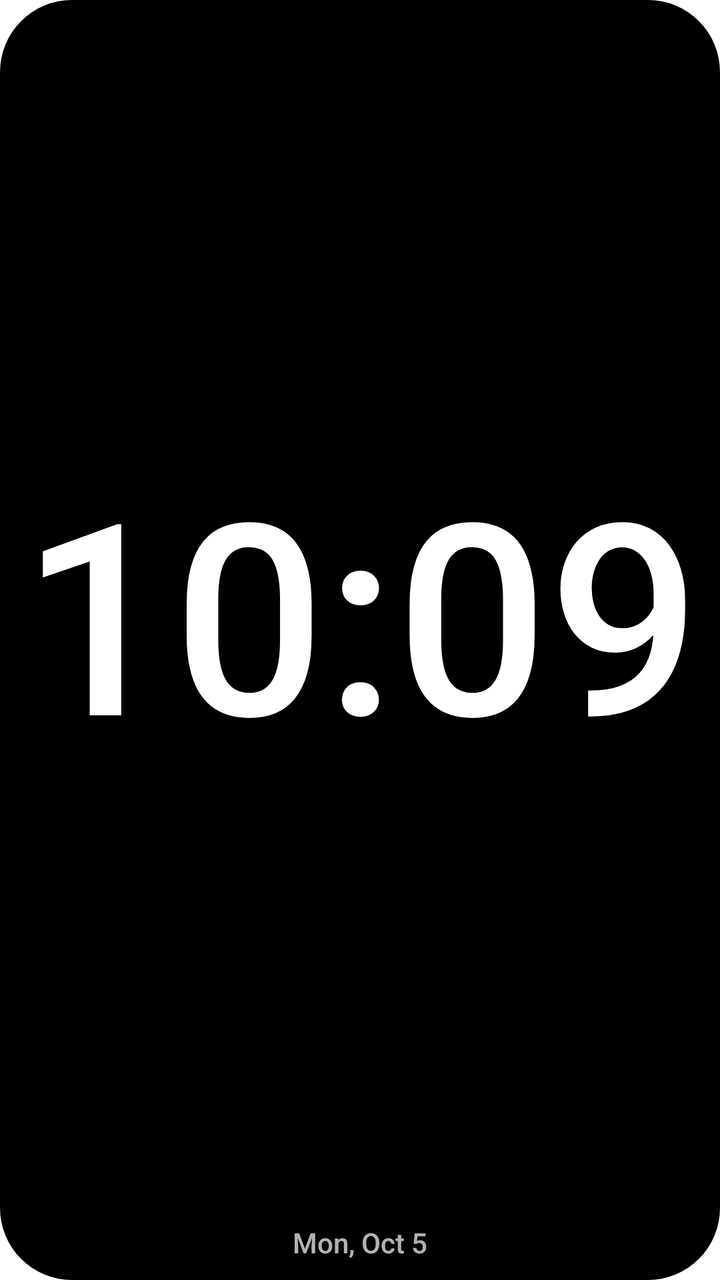
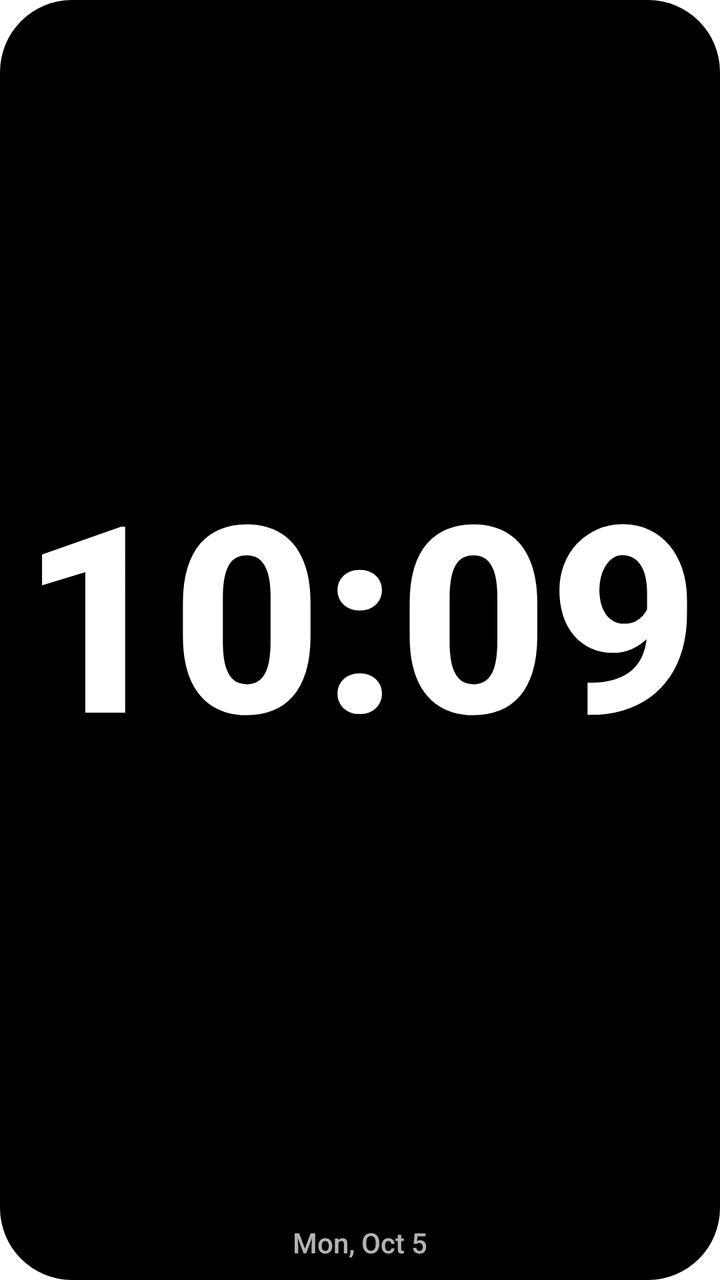

The first picture is an Android layout as it rendered before a commit; the second is the same layout after the commit. The layout source and the unified diff follow.
<!-- AndroidManifest.xml: application theme AppTheme -->
<!-- res/layout/ul_clock_preview_square_dark.xml -->
<?xml version="1.0" encoding="utf-8"?>
<LinearLayout xmlns:android="http://schemas.android.com/apk/res/android"
    android:layout_width="match_parent"
    android:layout_height="match_parent"
    android:orientation="vertical"
    android:gravity="center"
    android:background="@drawable/ul_clock_card_dark"
    android:padding="@dimen/ul_clock_padding">

    <TextView
        android:layout_width="match_parent"
        android:layout_height="0dp"
        android:layout_weight="1"
        android:gravity="center"
        android:maxLines="1"
        android:includeFontPadding="false"
        android:fontFamily="sans-serif-medium"
        android:text="10:09"
        android:textColor="#FFFFFF"
        android:autoSizeTextType="uniform"
        android:autoSizeMinTextSize="14sp"
        android:autoSizeMaxTextSize="160sp" />

    <TextView
        android:layout_width="match_parent"
        android:layout_height="wrap_content"
        android:gravity="center"
        android:maxLines="1"
        android:includeFontPadding="false"
        android:fontFamily="sans-serif-medium"
        android:text="@string/ul_clock_preview_date"
        android:textColor="#B3FFFFFF"
        android:textSize="14sp" />
</LinearLayout>
<!-- resources referenced by this layout -->
<resources>
  <dimen name="ul_clock_padding">10dp</dimen>
  <!-- drawable ul_clock_card_dark (drawable) -->
  <?xml version="1.0" encoding="utf-8"?>
  <shape xmlns:android="http://schemas.android.com/apk/res/android" android:shape="rectangle">
      <solid android:color="#000000" />
      <corners android:radius="@dimen/ul_clock_corner_radius" />
  </shape>
  <string name="ul_clock_preview_date">Mon, Oct 5</string>
  <style name="AppTheme" parent="@style/LauncherTheme" />
  <dimen name="ul_clock_corner_radius">36dp</dimen>
  <style name="DynamicColorsBaseLauncherTheme" parent="@style/BaseLauncherTheme">
      </style>
  <color name="materialColorSurfaceContainerHigh">@android:color/system_neutral1_100</color>
  <color name="materialColorSurfaceDim">@android:color/system_neutral1_200</color>
  <color name="materialColorSurfaceContainerHighest">@android:color/system_neutral1_200</color>
  <color name="materialColorSurfaceContainerLow">@android:color/system_neutral1_50</color>
  <color name="materialColorSurfaceBright">@android:color/system_neutral1_10</color>
  <color name="materialColorOutlineVariant">@android:color/system_neutral2_200</color>
  <color name="popup_color_primary_light">#FFF</color>
  <color name="popup_color_secondary_light">#F1F3F4</color>
  <color name="popup_color_tertiary_light">#E0E0E0</color>
  <color name="system_on_surface_light">@android:color/system_neutral1_900</color>
  <color name="popup_shade_first_light">#F9F9F9</color>
  <color name="popup_shade_second_light">#F1F1F1</color>
  <color name="popup_shade_third_light">#E2E2E2</color>
  <color name="popup_notification_dot_light">#FFF</color>
  <color name="notification_dot_color_light">#6DD58C</color>
  <color name="workspace_text_color_light">#FFF</color>
  <color name="page_indicator_dot_color_light">@android:color/system_accent1_600</color>
  <color name="page_indicator_arrow_bg_light">#000000</color>
  <color name="materialColorSecondaryFixed">@android:color/system_accent2_100</color>
  <color name="materialColorOnSecondaryFixedVariant">@android:color/system_accent2_700</color>
  <color name="folder_preview_light">#7FCFFF</color>
  <color name="folder_background_light">#EFEDED</color>
  <color name="folder_text_color_light">#1F1F1F</color>
  <color name="folder_hint_text_color_light">#444746</color>
  <color name="materialColorSurfaceContainerLowest">@android:color/system_neutral1_0</color>
  <color name="materialColorOnSurfaceVariant">@android:color/system_neutral2_700</color>
  <color name="workspace_accent_color_light">#D3E3FD</color>
  <color name="workspace_surface_color">#D3E3FD</color>
  <color name="drop_target_hover_text_color_light">#041E49</color>
  <color name="drop_target_hover_button_color_light">#D3E3FD</color>
  <color name="preload_icon_accent_color_light">#00668B</color>
  <color name="preload_icon_background_color_light">#B5CAD7</color>
  <style name="SwitchStyle" parent="@android:style/Widget.Material.CompoundButton.Switch">
          <item name="android:switchMinWidth">52dp</item>
          <item name="android:thumb">@drawable/home_settings_switch_thumb</item>
          <item name="android:track">@drawable/home_settings_switch_track</item>
      </style>
  <color name="materialColorOnSurface">@android:color/system_neutral1_900</color>
  <color name="widget_picker_header_app_title_color_light">@color/system_on_surface_light</color>
  <color name="widget_picker_header_app_subtitle_color_light">@color/system_on_surface_variant_light</color>
  <color name="widget_picker_search_text_color_light">@color/system_on_surface_variant_light</color>
  <color name="widget_cell_title_color_light">@color/system_on_surface_light</color>
  <color name="widget_cell_subtitle_color_light">@color/system_on_surface_variant_light</color>
  <color name="system_on_surface_variant_light">@android:color/system_neutral2_700</color>
  <!-- unchanged entries left out for length: 6 -->
</resources>

<!-- the commit's change to res/layout/ul_clock_preview_square_dark.xml (unified diff, before → after) -->
@@ -15,6 +15,7 @@
         android:maxLines="1"
         android:includeFontPadding="false"
         android:fontFamily="sans-serif-medium"
+        android:textStyle="bold"
         android:text="10:09"
         android:textColor="#FFFFFF"
         android:autoSizeTextType="uniform"
